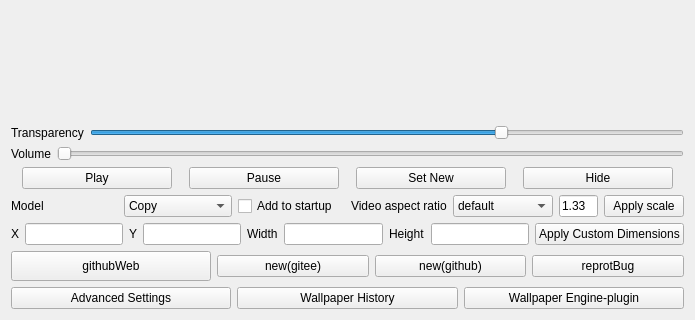
This is src/settingwindow.ui in dependon/fantascene-dynamic-wallpaper as Qt 5 draws it before an edit; both pictures show x 0 to 695 and y 141 to 461 of the 695 by 461 pixel window. The edited form follows.
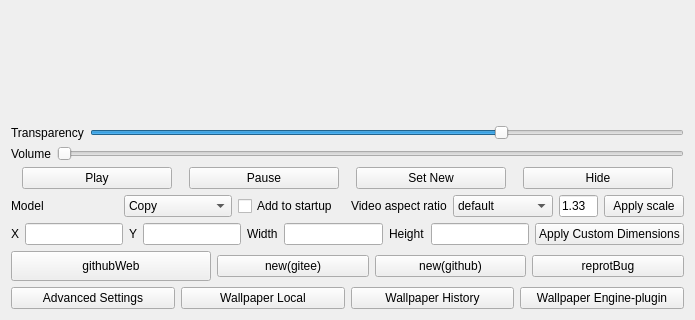
This is the edited form.

Patch:
```diff
--- a/src/settingwindow.ui
+++ b/src/settingwindow.ui
@@ -460,6 +460,13 @@
        </property>
       </widget>
      </item>
+     <item>
+      <widget class="QPushButton" name="localBtn">
+       <property name="text">
+        <string>Wallpaper Local</string>
+       </property>
+      </widget>
+     </item>
      <item>
       <widget class="QPushButton" name="history">
        <property name="text">
```
